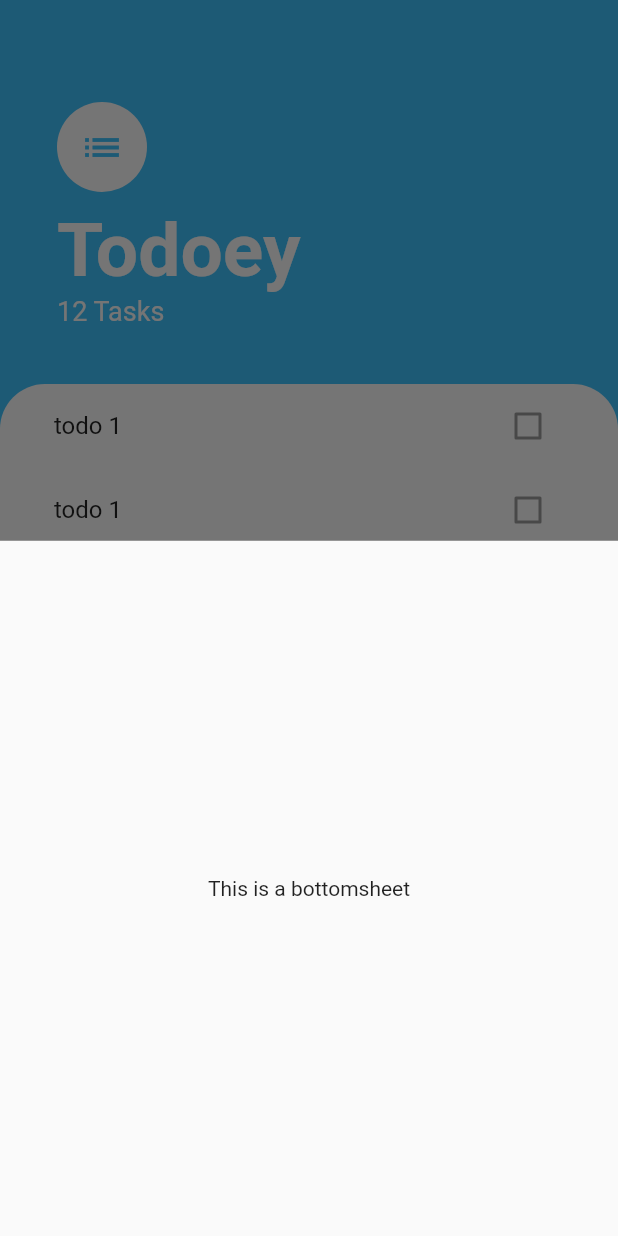
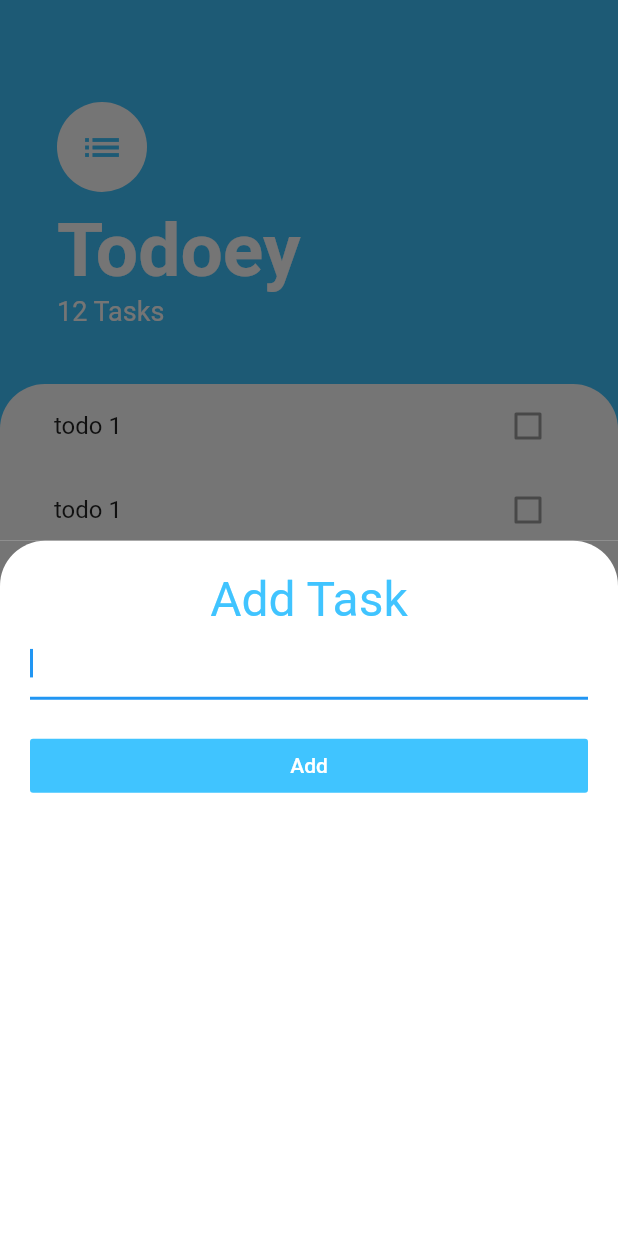
Before and after one commit to mohansmk23/todoey, a Flutter app: the screen it shows after launch, after a tap on the "add" icon, on a phone screen of 412 x 824 dp. Run offline on Flutter 3.47's test engine with Material 2 defaults, Android fonts, the phone set to English and light mode, and no system bars.

Commit message:
UI finish

```diff
--- /dev/null
+++ b/lib/screens/add_task_screen.dart
@@ -0,0 +1,44 @@
+import 'package:flutter/material.dart';
+
+class AddTaskScreen extends StatelessWidget {
+  @override
+  Widget build(BuildContext context) {
+    return Container(
+      color: Color(0xff757575),
+      child: Container(
+        decoration: BoxDecoration(
+            color: Colors.white,
+            borderRadius: BorderRadius.only(
+                topLeft: Radius.circular(30.0),
+                topRight: Radius.circular(30.0))),
+        child: Padding(
+          padding: const EdgeInsets.all(20.0),
+          child: Column(
+            crossAxisAlignment: CrossAxisAlignment.stretch,
+            children: <Widget>[
+              Text(
+                "Add Task",
+                textAlign: TextAlign.center,
+                style: TextStyle(fontSize: 32.0, color: Colors.lightBlueAccent),
+              ),
+              TextField(
+                autofocus: true,
+              ),
+              SizedBox(
+                height: 20.0,
+              ),
+              FlatButton(
+                child: Text(
+                  'Add',
+                  style: TextStyle(color: Colors.white),
+                ),
+                color: Colors.lightBlueAccent,
+                onPressed: () {},
+              )
+            ],
+          ),
+        ),
+      ),
+    );
+  }
+}
--- a/lib/screens/tasks_screen.dart
+++ b/lib/screens/tasks_screen.dart
@@ -1,21 +1,15 @@
 import 'package:flutter/material.dart';
+import 'package:todoey/screens/add_task_screen.dart';
 import 'package:todoey/widgets/tasks_list.dart';
 
 class TasksScreen extends StatelessWidget {
-  Widget buildBotomSheet(BuildContext context) {
-    return Container(
-      child: Center(
-        child: Text('This is a bottomsheet'),
-      ),
-    );
-  }
-
   @override
   Widget build(BuildContext context) {
     return Scaffold(
       floatingActionButton: FloatingActionButton(
         onPressed: () {
-          showModalBottomSheet(context: context, builder: buildBotomSheet);
+          showModalBottomSheet(
+              context: context, builder: (context) => AddTaskScreen());
         },
         backgroundColor: Colors.lightBlueAccent,
         child: Icon(Icons.add),
```
